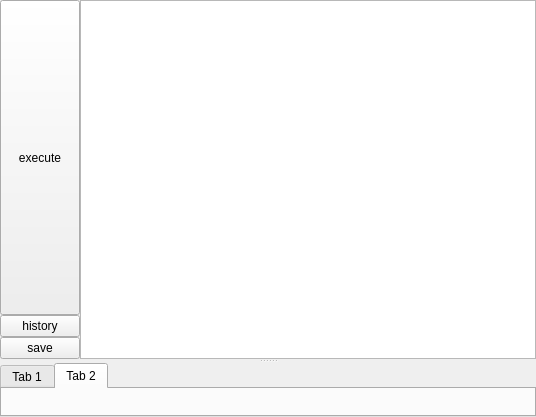
This is sessiontab.ui in mugiseyebrows/mugi-query as Qt 5 draws it before an edit. The edited form follows.
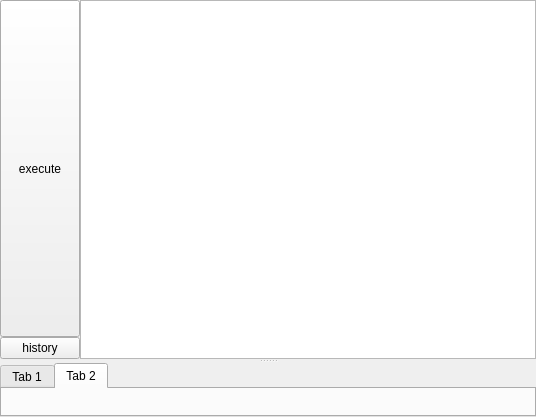
This is the edited form. Custom widgets are drawn as their Qt base class.

What changed in the file:
```diff
--- a/sessiontab.ui
+++ b/sessiontab.ui
@@ -61,13 +61,6 @@
            </property>
           </widget>
          </item>
-         <item>
-          <widget class="QPushButton" name="save">
-           <property name="text">
-            <string>save</string>
-           </property>
-          </widget>
-         </item>
         </layout>
        </item>
        <item>
```
